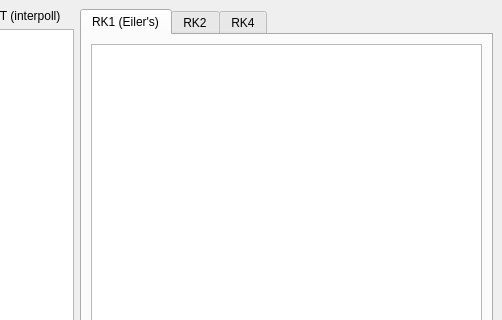
First picture: the form in ModGrad/lw2_ODE_RungeAll/mod_lw2_QtGUI/mainwindow.ui, repository kirpitcheq/CalcAlgs_Mod_Grad, before the edit; both pictures show x 333 to 835 and y 0 to 320 of the 835 by 978 pixel window.
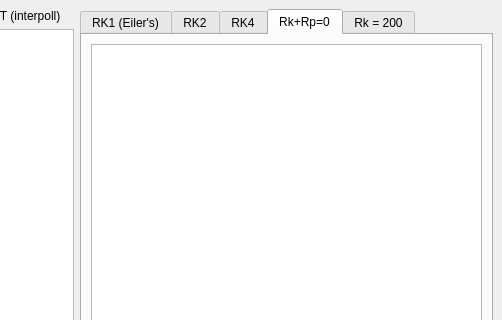
Second picture: the form after the edit. The open tabs and pages were chosen to show the change. Custom widgets are drawn as their Qt base class.

Commit message: [ModGrad][lw2][QtGUI] added other GUI elements, set other tasks

What changed in the file:
```diff
--- a/ModGrad/lw2_ODE_RungeAll/mod_lw2_QtGUI/mainwindow.ui
+++ b/ModGrad/lw2_ODE_RungeAll/mod_lw2_QtGUI/mainwindow.ui
@@ -82,6 +82,12 @@
       </item>
       <item>
        <widget class="QTabWidget" name="tabWidget">
+        <property name="minimumSize">
+         <size>
+          <width>400</width>
+          <height>0</height>
+         </size>
+        </property>
         <property name="currentIndex">
          <number>1</number>
         </property>
@@ -115,6 +121,26 @@
           </item>
          </layout>
         </widget>
+        <widget class="QWidget" name="tab_4">
+         <attribute name="title">
+          <string>Rk+Rp=0</string>
+         </attribute>
+         <layout class="QHBoxLayout" name="horizontalLayout_11">
+          <item>
+           <widget class="QTableView" name="tableV_OutData_RkRpNull"/>
+          </item>
+         </layout>
+        </widget>
+        <widget class="QWidget" name="tab_5">
+         <attribute name="title">
+          <string>Rk = 200</string>
+         </attribute>
+         <layout class="QHBoxLayout" name="horizontalLayout_12">
+          <item>
+           <widget class="QTableView" name="tableV_OutData_Rk200"/>
+          </item>
+         </layout>
+        </widget>
        </widget>
       </item>
      </layout>
```
Left out of the diff: 15 changed lines with no effect on the pictures. The commit also changes 4 other files.
